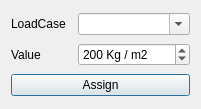
First picture: the form in osafe_widgets/force_panel.ui, repository ebrahimraeyat/OSAFE, before the edit.
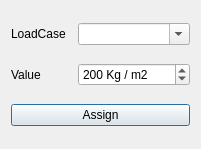
Second picture: the form after the edit. Icons and pictures are not drawn.

Commit message: Change some icon size

Patch:
```diff
--- a/osafe_widgets/force_panel.ui
+++ b/osafe_widgets/force_panel.ui
@@ -7,7 +7,7 @@
     <x>0</x>
     <y>0</y>
     <width>201</width>
-    <height>109</height>
+    <height>149</height>
    </rect>
   </property>
   <property name="windowTitle">
@@ -64,6 +64,12 @@
       <iconset resource="../osafe_py_widgets/resource.qrc">
        <normaloff>:/safe/osafe_images/force.svg</normaloff>:/safe/osafe_images/force.svg</iconset>
      </property>
+     <property name="iconSize">
+      <size>
+       <width>60</width>
+       <height>60</height>
+      </size>
+     </property>
     </widget>
    </item>
   </layout>
```
The commit also changes 4 other files.
